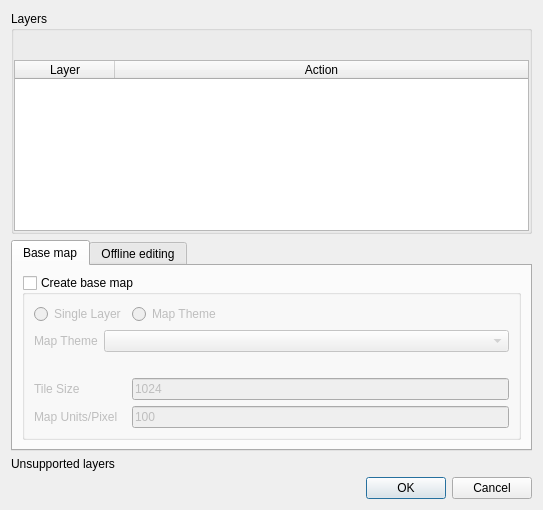
opengisch/qfieldsync, file qfieldsync/ui/project_configuration_dialog.ui: the form before one commit.
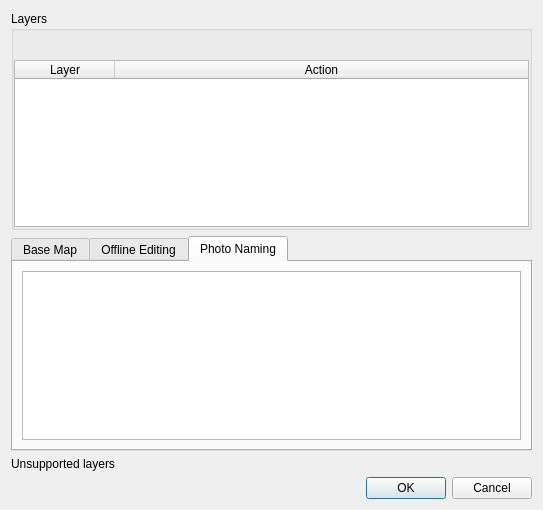
The form after the commit. The open tabs and pages were chosen to show the change. Icons and pictures are not drawn. Custom widgets are drawn as their Qt base class.

Commit message: add table to define photo naming

```diff
--- a/qfieldsync/ui/project_configuration_dialog.ui
+++ b/qfieldsync/ui/project_configuration_dialog.ui
@@ -93,7 +93,7 @@
      </property>
      <widget class="QWidget" name="tab">
       <attribute name="title">
-       <string>Base map</string>
+       <string>Base Map</string>
       </attribute>
       <layout class="QGridLayout" name="gridLayout_4">
        <item row="0" column="0">
@@ -234,7 +234,7 @@
      </widget>
      <widget class="QWidget" name="tab_2">
       <attribute name="title">
-       <string>Offline editing</string>
+       <string>Offline Editing</string>
       </attribute>
       <layout class="QGridLayout" name="gridLayout_5">
        <item row="0" column="0">
@@ -246,6 +246,16 @@
        </item>
       </layout>
      </widget>
+     <widget class="QWidget" name="photo_naming">
+      <attribute name="title">
+       <string>Photo Naming</string>
+      </attribute>
+      <layout class="QGridLayout" name="gridLayout_6">
+       <item row="0" column="0">
+        <widget class="QTableWidget" name="photoResourceTable"/>
+       </item>
+      </layout>
+     </widget>
     </widget>
    </item>
    <item row="3" column="0">
```
Left out of the diff: 29 changed lines with no effect on the pictures. The commit also changes 8 other files.
